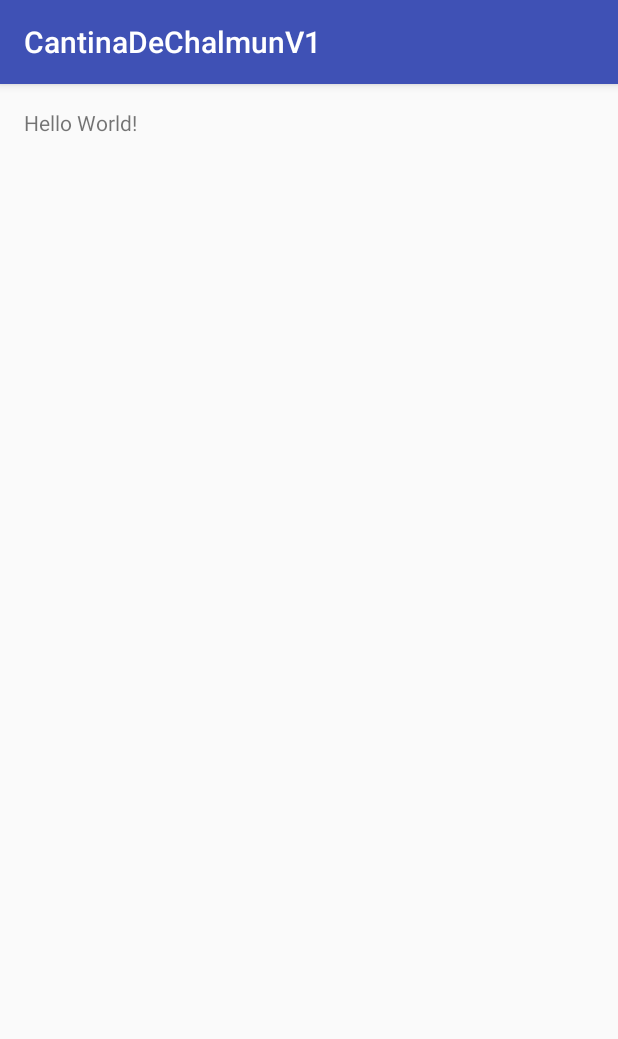
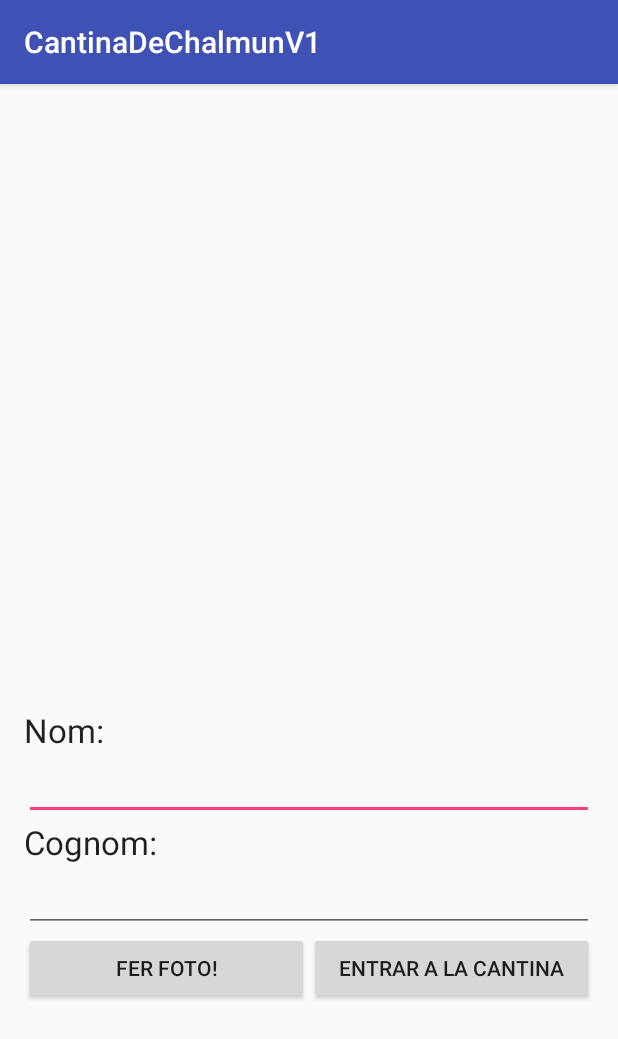
Before and after one commit to eyague/CantinaDeChalmunV1, an Android app: the screen it shows after launch (MainActivity), on a phone screen of 412 x 824 dp. Shown: the top 1039 px of the screen. Run offline under Robolectric (Android 15) with nearby library versions, the phone set to English and light mode, and no system bars.

Commit message:
Layout Login

```diff
--- a/app/src/main/res/layout/activity_main.xml
+++ b/app/src/main/res/layout/activity_main.xml
@@ -1,6 +1,7 @@
 <?xml version="1.0" encoding="utf-8"?>
-<RelativeLayout xmlns:android="http://schemas.android.com/apk/res/android"
+<LinearLayout xmlns:android="http://schemas.android.com/apk/res/android"
     xmlns:tools="http://schemas.android.com/tools"
+    android:orientation="vertical"
     android:layout_width="match_parent"
     android:layout_height="match_parent"
     android:paddingBottom="@dimen/activity_vertical_margin"
@@ -9,8 +10,52 @@
     android:paddingTop="@dimen/activity_vertical_margin"
     tools:context="net.infobosccoma.cantinadechalmunv1.MainActivity">
 
+    <ImageView
+        android:layout_width="match_parent"
+        android:layout_height="600px"
+        android:id="@+id/imageView" />
+
     <TextView
         android:layout_width="wrap_content"
         android:layout_height="wrap_content"
-        android:text="Hello World!" />
-</RelativeLayout>
+        android:textAppearance="?android:attr/textAppearanceLarge"
+        android:text="Nom:"
+        android:id="@+id/textView" />
+
+    <EditText
+        android:layout_width="match_parent"
+        android:layout_height="wrap_content"
+        android:id="@+id/editTextNom" />
+
+    <TextView
+        android:layout_width="wrap_content"
+        android:layout_height="wrap_content"
+        android:textAppearance="?android:attr/textAppearanceLarge"
+        android:text="Cognom:"
+        android:id="@+id/textView2" />
+
+    <EditText
+        android:layout_width="match_parent"
+        android:layout_height="wrap_content"
+        android:id="@+id/editTextCognom" />
+
+    <LinearLayout
+        android:layout_width="match_parent"
+        android:layout_height="match_parent">
+
+        <Button
+            android:layout_width="0dp"
+            android:layout_height="wrap_content"
+            android:text="Fer foto!"
+            android:id="@+id/btFoto"
+            android:layout_weight="1" />
+
+        <Button
+            android:layout_width="0dp"
+            android:layout_height="wrap_content"
+            android:text="Entrar a la Cantina"
+            android:id="@+id/btEntrar"
+            android:layout_weight="1" />
+    </LinearLayout>
+
+</LinearLayout>
```
